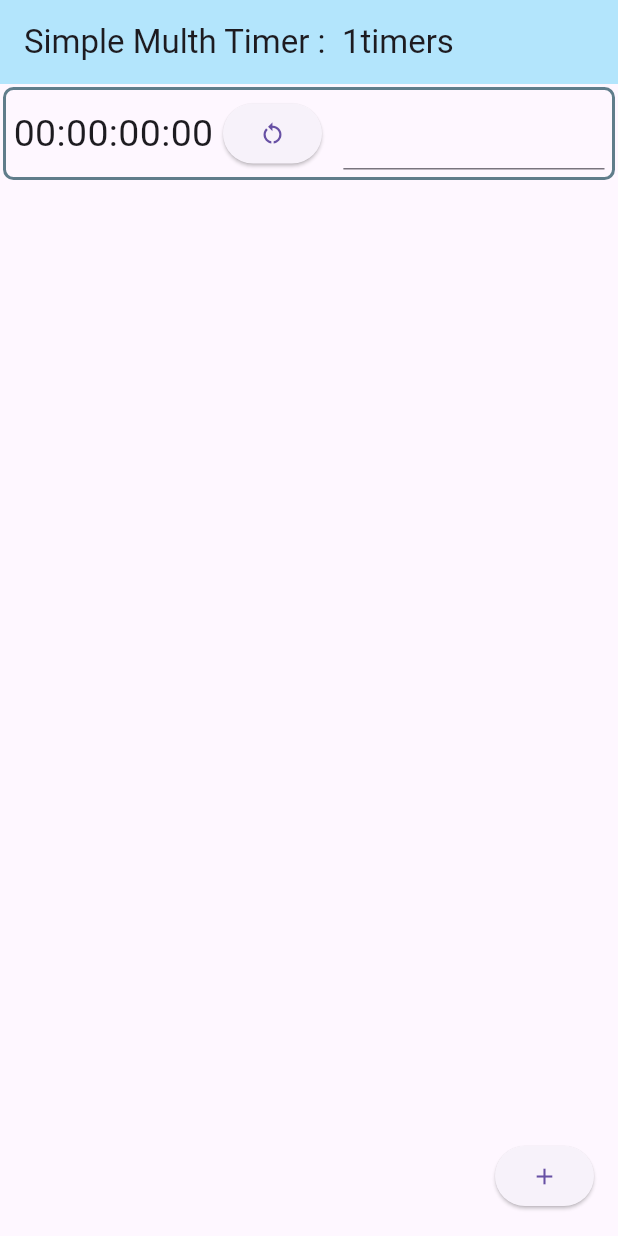
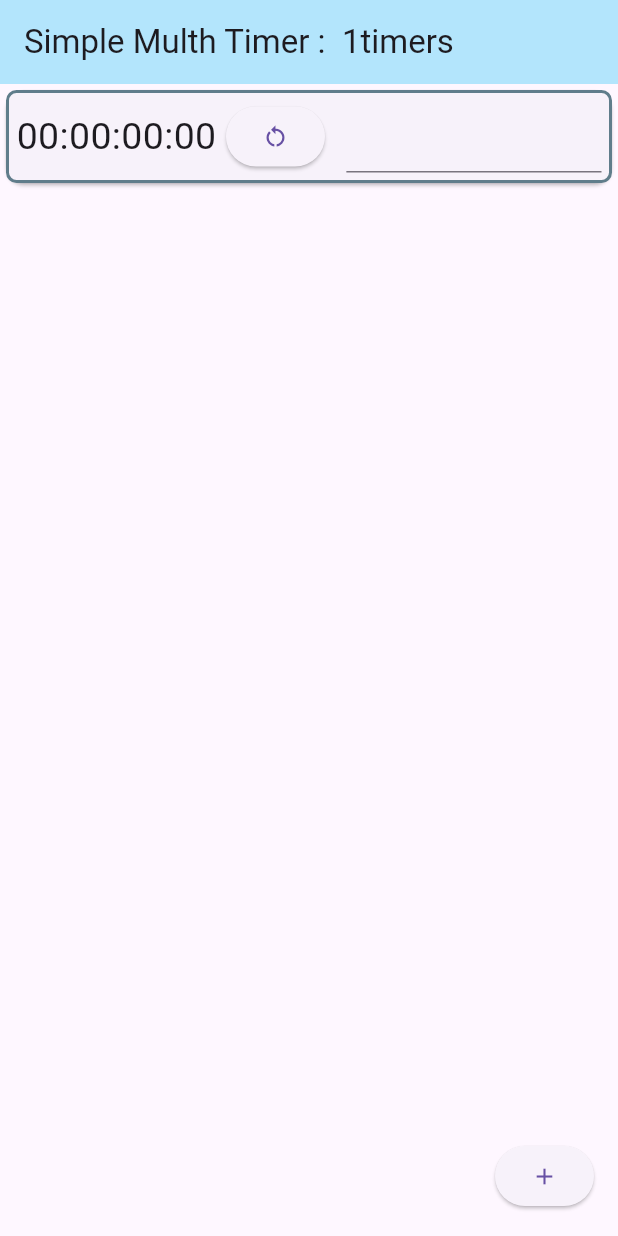
Before and after one commit to MasakiNiwa/SimpleMultiStopwatch, a Flutter app: the screen it shows after launch, after a tap on the "add" icon, on a phone screen of 412 x 824 dp. Run offline on Flutter 3.47's test engine with Material 3 defaults, Android fonts, the phone set to English and light mode, and no system bars.

Commit message:
タイマーウィジェットをCard上に置くように見た目を修正

```diff
--- a/lib/focus_timer.dart
+++ b/lib/focus_timer.dart
@@ -52,7 +52,6 @@ class _FocusTimerState extends State<FocusTimer> {
         ),
         borderRadius: BorderRadius.circular(7),
       ),
-      margin: const EdgeInsets.all(2),
       padding: const EdgeInsets.all(5),
       child: Row(
         children: [
--- a/lib/main.dart
+++ b/lib/main.dart
@@ -48,7 +48,7 @@ class _MyHomePageState extends State<MyHomePage> {
                   timers.removeAt(index);
                 });
               },
-              child: timers[index],
+              child: Card(child: timers[index]),
             );
           }),
       floatingActionButton:
```
